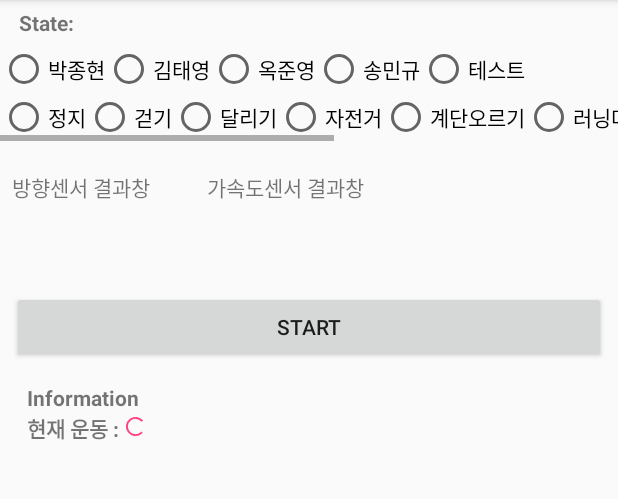
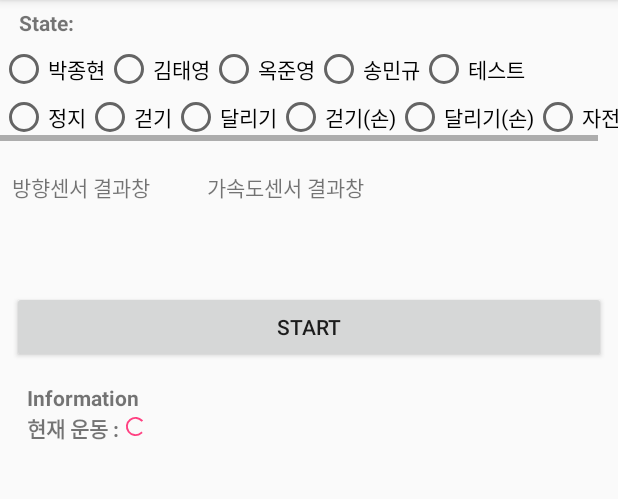
Before and after one commit to pjh6818/MaLID, an Android app: the MainActivity screen opened directly, with no data from a screen before it, on a phone screen of 412 x 824 dp, the part 84-583 px from its top. Run offline under Robolectric (Android 15) with nearby library versions, the phone set to English and light mode, and no system bars.

Commit message:
운동종류 변경

```diff
--- a/MALID/Data-Collector/app/src/main/java/malid/datacollector/Activities/MainActivity.java
+++ b/MALID/Data-Collector/app/src/main/java/malid/datacollector/Activities/MainActivity.java
@@ -200,10 +200,6 @@ public class MainActivity extends AppCompatActivity implements SensorEventListen
                else if(checkedId==R.id.radioButton4) Label=3;
                else if(checkedId==R.id.radioButton5) Label=4;
                else if(checkedId==R.id.radioButton6) Label=5;
-               else if(checkedId==R.id.radioButton7) Label=6;
-               else if(checkedId==R.id.radioButton8) Label=7;
-               else if(checkedId==R.id.radioButton9) Label=8;
-               else if(checkedId==R.id.radioButton10) Label=9;
                else Label=-1;
            }
        });
@@ -372,6 +368,7 @@ public class MainActivity extends AppCompatActivity implements SensorEventListen
                             String line = "";
                             while((line = reader.readLine()) != null){
                                 buffer.append(line);
+                                buffer.append("\n");
                             }
                             serverView.setText(buffer.toString());//서버로 부터 받은 문자 textView에 출력
                             Log.v("test", "receive data from server");
--- a/MALID/Data-Collector/app/src/main/res/layout/activity_main.xml
+++ b/MALID/Data-Collector/app/src/main/res/layout/activity_main.xml
@@ -119,50 +119,21 @@
                     android:layout_width="wrap_content"
                     android:layout_height="wrap_content"
 
-                        android:text="자전거" />
+                    android:text="걷기(손)" />
 
                 <RadioButton
                     android:id="@+id/radioButton5"
                     android:layout_width="wrap_content"
                     android:layout_height="wrap_content"
 
-                        android:text="계단오르기" />
+                    android:text="달리기(손)" />
 
                 <RadioButton
                     android:id="@+id/radioButton6"
                     android:layout_width="wrap_content"
                     android:layout_height="wrap_content"
 
-                        android:text="러닝머신" />
-
-                    <RadioButton
-                        android:id="@+id/radioButton7"
-                        android:layout_width="wrap_content"
-                        android:layout_height="wrap_content"
-
-                        android:text="팔굽혀펴기" />
-
-                    <RadioButton
-                        android:id="@+id/radioButton8"
-                        android:layout_width="wrap_content"
-                        android:layout_height="wrap_content"
-
-                        android:text="윗몸일으키기" />
-
-                    <RadioButton
-                        android:id="@+id/radioButton9"
-                        android:layout_width="wrap_content"
-                        android:layout_height="wrap_content"
-
-                        android:text="스쿼트" />
-
-                    <RadioButton
-                        android:id="@+id/radioButton10"
-                        android:layout_width="wrap_content"
-                        android:layout_height="wrap_content"
-
-                        android:text="기타" />
-
+                    android:text="자전거" />
 
 
             </RadioGroup>
@@ -239,7 +210,7 @@
 
             <ScrollView
                 android:layout_width="match_parent"
-                android:layout_height="300dp">
+                android:layout_height="wrap_content">
                 <LinearLayout
                     android:layout_width="match_parent"
                     android:layout_height="wrap_content"
@@ -257,7 +228,7 @@
                     <TextView
                         android:id="@+id/serverView"
                         android:layout_width="match_parent"
-                        android:layout_height="20dp" />
+                        android:layout_height="wrap_content" />
 
                 </LinearLayout>
 
```
Lines whose indentation alone changed are shown as unchanged.
